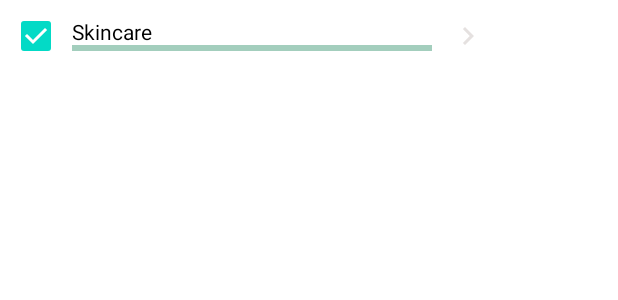
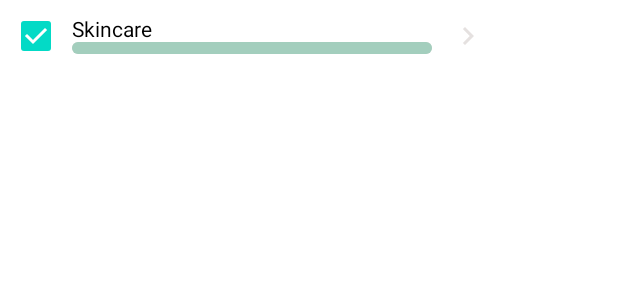
Before and after one commit to AmanPal-Singh/CS446, an Android app built with Jetpack Compose: the @Preview function RoutineBlockPreview, on a phone screen of 412 x 824 dp. Shown: the top 300 px of the screen. Run offline under Robolectric (Android 15) with nearby library versions, the light colour scheme and no system bars.

Commit message:
Changes corners of progress bars to round

```diff
--- a/app/src/main/java/com/example/goosebuddy/ui/screens/Routines.kt
+++ b/app/src/main/java/com/example/goosebuddy/ui/screens/Routines.kt
@@ -1,14 +1,20 @@
 package com.example.goosebuddy.ui.screens
 
+import androidx.compose.foundation.background
 import androidx.compose.foundation.layout.Column
 import androidx.compose.foundation.layout.Row
+import androidx.compose.foundation.layout.height
+import androidx.compose.foundation.shape.CircleShape
 import androidx.compose.material.*
 import androidx.compose.material.icons.Icons
 import androidx.compose.material.icons.filled.KeyboardArrowRight
 import androidx.compose.runtime.Composable
 import androidx.compose.ui.Alignment
+import androidx.compose.ui.Modifier
+import androidx.compose.ui.draw.clip
 import androidx.compose.ui.graphics.Color
 import androidx.compose.ui.tooling.preview.Preview
+import androidx.compose.ui.unit.dp
 import com.example.goosebuddy.ui.theme.Grey
 import com.example.goosebuddy.ui.theme.Red
 import com.example.goosebuddy.ui.theme.Yellow
@@ -69,9 +75,13 @@ fun RoutineBlock(item: RoutineItem) {
             Column {
                 Text(item.title)
                 LinearProgressIndicator(
+                    modifier = Modifier
+                        .background(Color.Transparent)
+                        .clip(CircleShape)
+                        .height(8.dp),
                     progress = item.progress/100f,
                     color = getColour(item.progress/100f),
-                    backgroundColor = Grey
+                    backgroundColor = Grey,
                 )
             }
 
```
